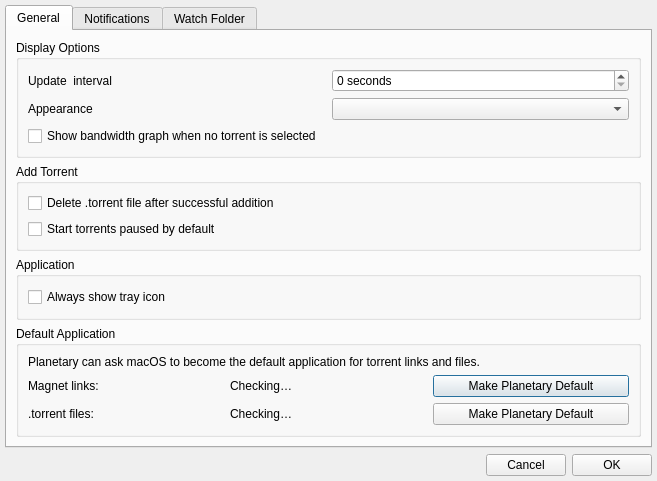
This is appsettings.ui in mveinot/transmission-control as Qt 5 draws it before an edit. The edited form follows.
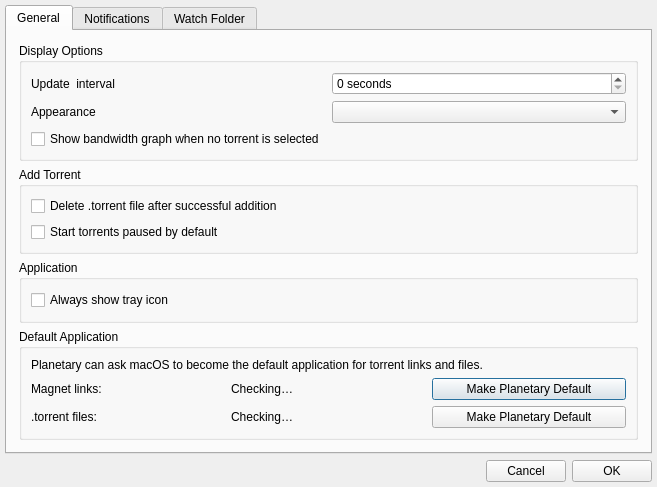
This is the edited form.

Commit message: Fix some additional sizing/layout issues

Patch:
```diff
--- a/appsettings.ui
+++ b/appsettings.ui
@@ -42,6 +42,18 @@
        <string>General</string>
       </attribute>
       <layout class="QHBoxLayout" name="horizontalLayout_2">
+       <property name="leftMargin">
+        <number>12</number>
+       </property>
+       <property name="topMargin">
+        <number>12</number>
+       </property>
+       <property name="rightMargin">
+        <number>12</number>
+       </property>
+       <property name="bottomMargin">
+        <number>12</number>
+       </property>
        <item>
         <layout class="QVBoxLayout" name="verticalLayout_2">
          <item>
```
The commit also changes 2 other files.
